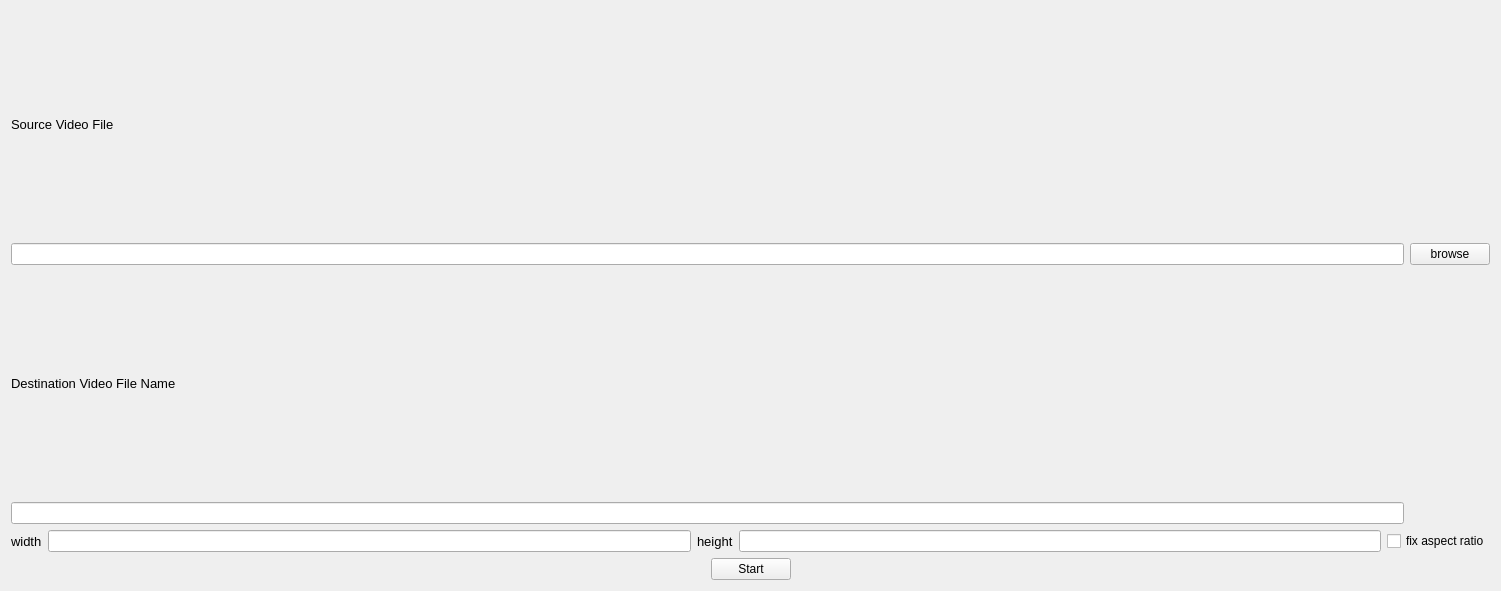
Above: VideoResize/videoresize.ui from jiahsuanlo/VideoResize before the change. Below: the same form after it.
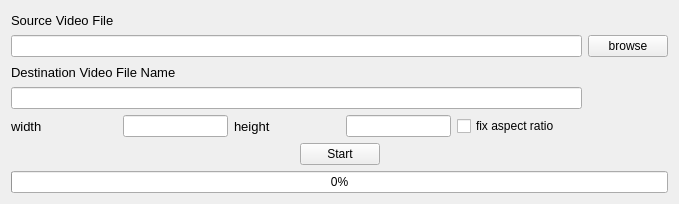
That is the form after the change.

What changed in the file:
```diff
--- a/VideoResize/videoresize.ui
+++ b/VideoResize/videoresize.ui
@@ -6,8 +6,8 @@
    <rect>
     <x>0</x>
     <y>0</y>
-    <width>1501</width>
-    <height>591</height>
+    <width>679</width>
+    <height>204</height>
    </rect>
   </property>
   <property name="windowTitle">
@@ -56,7 +56,7 @@
     </layout>
    </item>
    <item>
-    <layout class="QHBoxLayout" name="horizontalLayout_2">
+    <layout class="QHBoxLayout" name="horizontalLayout_2" stretch="1,1,1,1,2">
      <item>
       <widget class="QLabel" name="label_3">
        <property name="font">
@@ -133,6 +133,13 @@
      </item>
     </layout>
    </item>
+   <item>
+    <widget class="QProgressBar" name="pb_convert">
+     <property name="value">
+      <number>0</number>
+     </property>
+    </widget>
+   </item>
   </layout>
  </widget>
  <layoutdefault spacing="6" margin="11"/>
```
Left out of the diff: 2 changed lines with no effect on the pictures.
